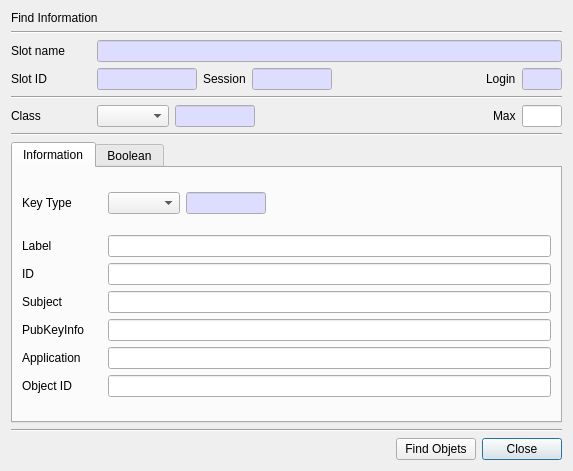
The window that CryptokiMan/find_object_dlg.ui (jykim74/CryptokiMan) describes before a commit, drawn with Qt 5.
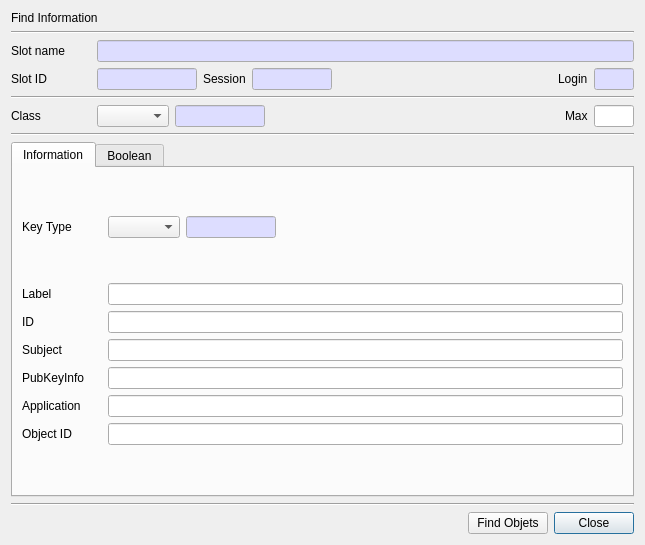
The same window after the commit.

The edit to the form file:
```diff
--- a/CryptokiMan/find_object_dlg.ui
+++ b/CryptokiMan/find_object_dlg.ui
@@ -6,8 +6,8 @@
    <rect>
     <x>0</x>
     <y>0</y>
-    <width>557</width>
-    <height>471</height>
+    <width>645</width>
+    <height>545</height>
    </rect>
   </property>
   <property name="windowTitle">
@@ -259,13 +259,13 @@
       <widget class="QLineEdit" name="mClassText">
        <property name="minimumSize">
         <size>
-         <width>80</width>
+         <width>90</width>
          <height>0</height>
         </size>
        </property>
        <property name="maximumSize">
         <size>
-         <width>80</width>
+         <width>90</width>
          <height>16777215</height>
         </size>
        </property>
@@ -378,13 +378,13 @@
           <widget class="QLineEdit" name="mKeyTypeText">
            <property name="minimumSize">
             <size>
-             <width>80</width>
+             <width>90</width>
              <height>0</height>
             </size>
            </property>
            <property name="maximumSize">
             <size>
-             <width>80</width>
+             <width>90</width>
              <height>16777215</height>
             </size>
            </property>
```
